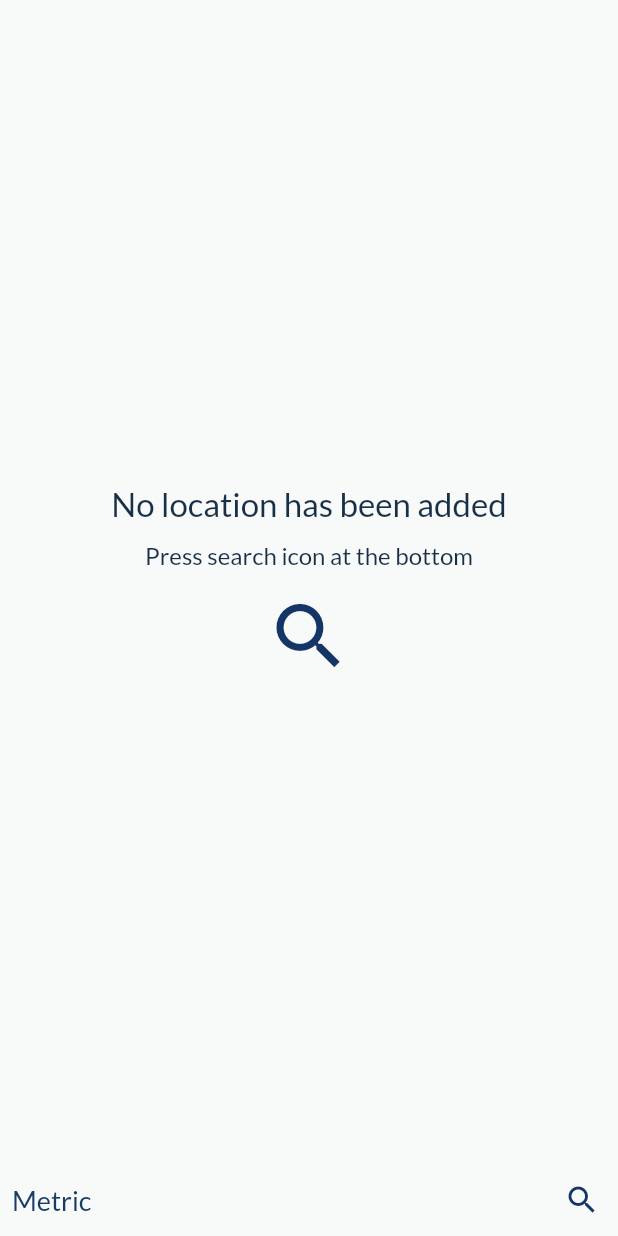
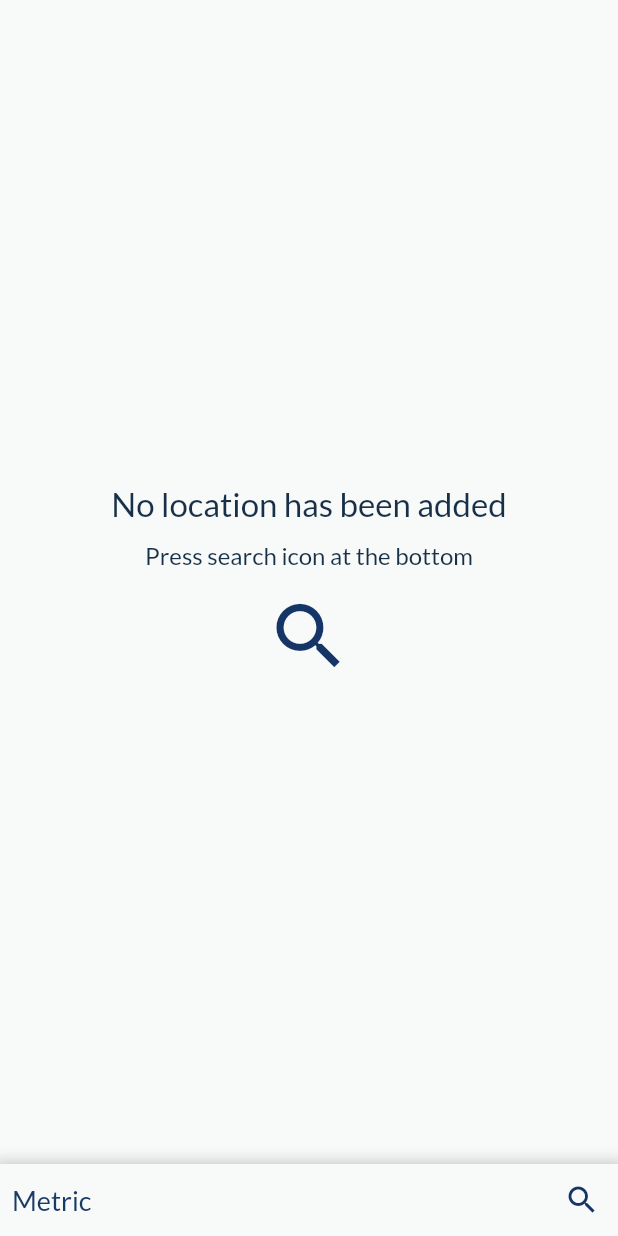
Before and after one commit to michcio53/weather_mobile, a Flutter app: the screen it shows after launch, on a phone screen of 412 x 824 dp. Run offline on Flutter 3.47's test engine with Material 2 defaults, Android fonts, the phone set to English and light mode, and no system bars; our stand-ins replace adaptive_theme, bloc, dio, equatable, flutter_bloc, flutter_svg and 6 more; generated files the repository leaves out were written again; statements that could not run were skipped.

Commit message:
fix: change border colors to match theme
Add shadow on bottom navigator
Fix tiles appera appearance
Fix way of obtaining palette

```diff
--- a/lib/app/theme.dart
+++ b/lib/app/theme.dart
@@ -76,9 +76,10 @@ class DarkPalette extends Palette {
 
 class AppTheme {
   static Palette paletteOf(BuildContext context) {
-    if (context.theme.brightness == Brightness.light) {
+    final brightness = MediaQuery.of(context).platformBrightness;
+    if (brightness == Brightness.light) {
       return LightPalette();
-    } else if (context.theme.brightness == Brightness.dark) {
+    } else if (brightness == Brightness.dark) {
       return DarkPalette();
     } else {
       return LightPalette();
--- a/lib/screens/weather/widget/weather_overview.dart
+++ b/lib/screens/weather/widget/weather_overview.dart
@@ -23,7 +23,7 @@ class WeatherOverview extends StatelessWidget {
     return DecoratedBox(
       decoration: BoxDecoration(
         border: Border.all(
-          color: Colors.grey,
+          color: context.palette.primaryColor,
           width: 2,
         ),
         borderRadius: const BorderRadius.all(
--- a/lib/screens/weather/widget/weather_page_bottom_navigation_bar.dart
+++ b/lib/screens/weather/widget/weather_page_bottom_navigation_bar.dart
@@ -1,5 +1,6 @@
 import 'package:flutter/material.dart';
 import 'package:flutter_bloc/flutter_bloc.dart';
+import 'package:weather_mobile/app/theme.dart';
 import 'package:weather_mobile/l10n/l10n.dart';
 import 'package:weather_mobile/screens/search/search_page.dart';
 import 'package:weather_mobile/screens/weather/bloc/weather_bloc.dart';
@@ -10,13 +11,26 @@ class WeatherPageBottomNavigationBar extends StatelessWidget {
 
   @override
   Widget build(BuildContext context) {
-    return SafeArea(
-      child: Row(
-        mainAxisAlignment: MainAxisAlignment.spaceBetween,
-        children: const [
-          ConversionSwitch(),
-          SearchIconButton(),
+    return DecoratedBox(
+      decoration: BoxDecoration(
+        boxShadow: [
+          BoxShadow(
+            color: Colors.grey.withOpacity(0.5),
+            spreadRadius: 5,
+            blurRadius: 7,
+            offset: const Offset(0, 3),
+          ),
         ],
+        color: context.theme.backgroundColor,
+      ),
+      child: SafeArea(
+        child: Row(
+          mainAxisAlignment: MainAxisAlignment.spaceBetween,
+          children: const [
+            ConversionSwitch(),
+            SearchIconButton(),
+          ],
+        ),
       ),
     );
   }
```
Also changed, not shown: lib/screens/weather/widget/weather_info_tile.dart (+46 -12 lines).
